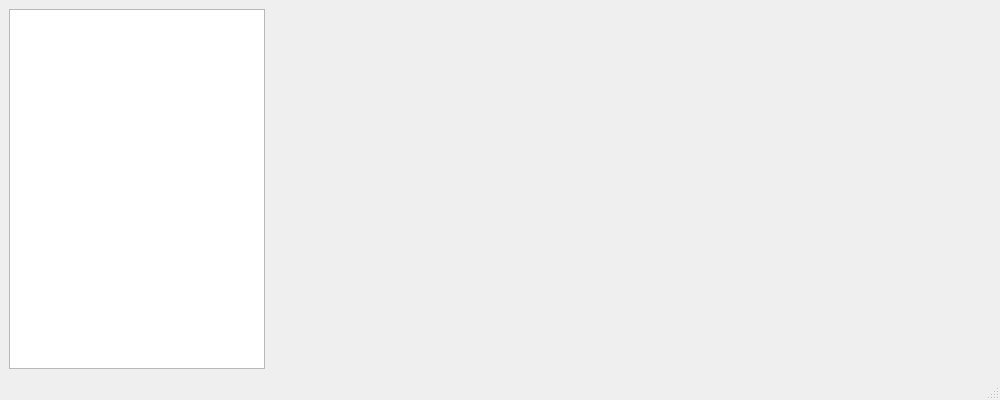
The window that GUI/temp_sensor_main_window.ui (urhtrinko/Senzor_temperature) describes before a commit, drawn with Qt 5.
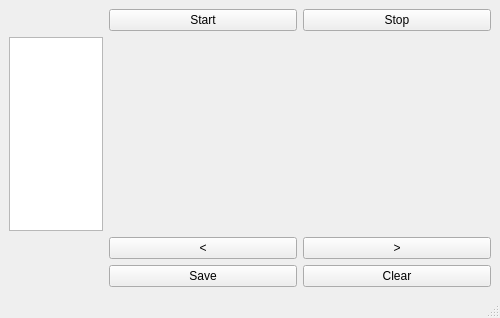
The same window after the commit.

Commit message:
GUI za temp_senzor
Dodane in posodobljene lastnosti

```diff
--- a/GUI/temp_sensor_main_window.ui
+++ b/GUI/temp_sensor_main_window.ui
@@ -6,24 +6,33 @@
    <rect>
     <x>0</x>
     <y>0</y>
-    <width>1000</width>
-    <height>400</height>
+    <width>500</width>
+    <height>318</height>
    </rect>
   </property>
+  <property name="sizePolicy">
+   <sizepolicy hsizetype="Expanding" vsizetype="Expanding">
+    <horstretch>0</horstretch>
+    <verstretch>0</verstretch>
+   </sizepolicy>
+  </property>
+  <property name="minimumSize">
+   <size>
+    <width>500</width>
+    <height>250</height>
+   </size>
+  </property>
   <property name="windowTitle">
    <string>MainWindow</string>
   </property>
   <widget class="QWidget" name="centralwidget">
-   <layout class="QFormLayout" name="formLayout">
-    <item row="0" column="1">
-     <widget class="QWidget" name="plotWidget" native="true"/>
-    </item>
-    <item row="0" column="0">
+   <layout class="QGridLayout" name="gridLayout">
+    <item row="2" column="0">
      <widget class="QTextEdit" name="textDisplay">
       <property name="sizePolicy">
-       <sizepolicy hsizetype="Fixed" vsizetype="Expanding">
-        <horstretch>10</horstretch>
-        <verstretch>0</verstretch>
+       <sizepolicy hsizetype="Expanding" vsizetype="Expanding">
+        <horstretch>1</horstretch>
+        <verstretch>1</verstretch>
        </sizepolicy>
       </property>
       <property name="readOnly">
@@ -31,6 +40,58 @@
       </property>
      </widget>
     </item>
+    <item row="0" column="1">
+     <widget class="QPushButton" name="btnStartDetection">
+      <property name="text">
+       <string>Start</string>
+      </property>
+     </widget>
+    </item>
+    <item row="3" column="2">
+     <widget class="QPushButton" name="btnMoveRight">
+      <property name="text">
+       <string>&gt;</string>
+      </property>
+     </widget>
+    </item>
+    <item row="2" column="1" colspan="2">
+     <widget class="QWidget" name="plotWidget" native="true">
+      <property name="sizePolicy">
+       <sizepolicy hsizetype="Expanding" vsizetype="Expanding">
+        <horstretch>2</horstretch>
+        <verstretch>1</verstretch>
+       </sizepolicy>
+      </property>
+     </widget>
+    </item>
+    <item row="3" column="1">
+     <widget class="QPushButton" name="btnMoveLeft">
+      <property name="text">
+       <string>&lt;</string>
+      </property>
+     </widget>
+    </item>
+    <item row="0" column="2">
+     <widget class="QPushButton" name="btnStopDetection">
+      <property name="text">
+       <string>Stop</string>
+      </property>
+     </widget>
+    </item>
+    <item row="4" column="1">
+     <widget class="QPushButton" name="btnSave">
+      <property name="text">
+       <string>Save</string>
+      </property>
+     </widget>
+    </item>
+    <item row="4" column="2">
+     <widget class="QPushButton" name="btnClear">
+      <property name="text">
+       <string>Clear</string>
+      </property>
+     </widget>
+    </item>
    </layout>
   </widget>
   <widget class="QMenuBar" name="menubar">
```
Left out of the diff: 2 changed lines with no effect on the pictures. The commit also changes 3 other files.
